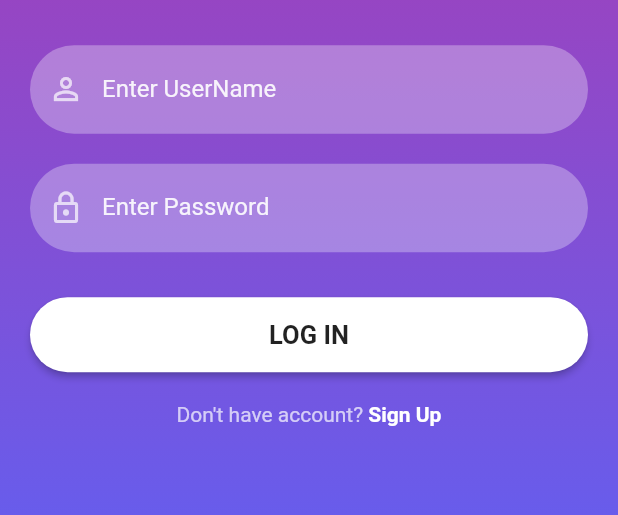
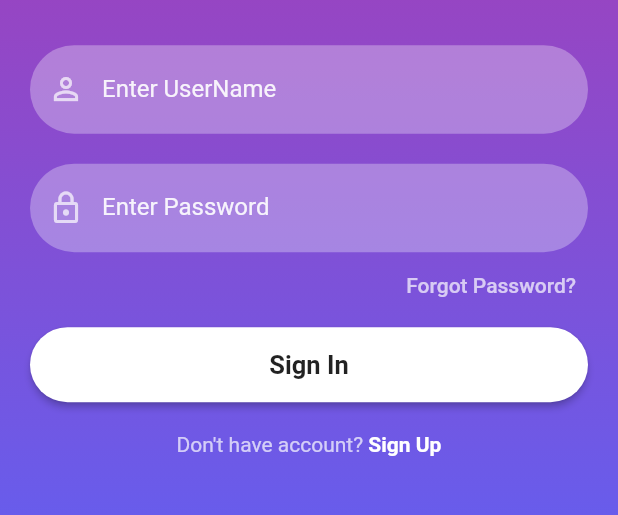
Before and after one commit to rohankr09/Be-Safe-App, a Flutter app: the screen it shows after launch, on a phone screen of 412 x 824 dp, the part 607-1122 px from its top. Run offline on Flutter 3.47's test engine with Material 2 defaults, Android fonts, the phone set to English and light mode, and no system bars; our stand-ins replace firebase_auth, firebase_core; accounts and stored records are empty.

Commit message:
New Updated

```diff
--- a/analysis_options.yaml
+++ b/analysis_options.yaml
@@ -22,8 +22,8 @@
   # `// ignore_for_file: name_of_lint` syntax on the line or in the file
   # producing the lint.
   rules:
-    # avoid_print: false  # Uncomment to disable the `avoid_print` rule
-    # prefer_single_quotes: true  # Uncomment to enable the `prefer_single_quotes` rule
+  # avoid_print: false  # Uncomment to disable the `avoid_print` rule
+  # prefer_single_quotes: true  # Uncomment to enable the `prefer_single_quotes` rule
 
 # Additional information about this file can be found at
 # https://dart.dev/guides/language/analysis-options
--- a/lib/main.dart
+++ b/lib/main.dart
@@ -15,7 +15,8 @@
   @override
   Widget build(BuildContext context) {
     return MaterialApp(
-      title: 'Flutter Demo',
+      title: 'Be Safe',
+      debugShowCheckedModeBanner: false,
       theme: ThemeData(
         // This is the theme of your application.
         //
--- a/lib/reusable_widgets/reusable_widgets.dart
+++ b/lib/reusable_widgets/reusable_widgets.dart
@@ -39,8 +39,8 @@
   );
 }
 
-Container signInSignUpButton(
-    BuildContext context, bool isLogin, Function onTap) {
+Container firebaseButton(
+    BuildContext context, String title, Function onTap) {
   return Container(
       width: MediaQuery
           .of(context)
@@ -54,7 +54,7 @@
           onTap();
         },
         child: Text(
-          isLogin ? 'LOG IN' : 'SIGN UP',
+          title,
           style: const TextStyle(
               color: Colors.black87, fontWeight: FontWeight.bold, fontSize: 17),
         ),
--- a/lib/screens/signin_screen.dart
+++ b/lib/screens/signin_screen.dart
@@ -1,4 +1,5 @@
 import 'package:besafe/screens/home_screen.dart';
+import 'package:besafe/screens/reset_password.dart';
 import 'package:besafe/screens/signup_screen.dart';
 import 'package:besafe/screens/utils/colors_utils.dart';
 import 'package:firebase_auth/firebase_auth.dart';
@@ -34,20 +35,21 @@
               child: Column(
                 children: <Widget>[
                   logoWidget("assets/images/logo1.png"),
-                  SizedBox(
+                  const SizedBox(
                     height: 30,
                   ),
                   reusableTextField("Enter UserName", Icons.person_outline, false,
                       _emailTextController),
-                  SizedBox(
+                  const SizedBox(
                     height: 20,
                   ),
                   reusableTextField("Enter Password", Icons.lock_outline, true,
                       _passwordTextController),
-                  SizedBox(
-                    height: 20,
+                  const SizedBox(
+                    height: 5,
                   ),
-                  signInSignUpButton(context, true, () {
+                  forgotPassword(context),
+                  firebaseButton(context, "Sign In", () {
                     FirebaseAuth.instance.signInWithEmailAndPassword(
                         email: _emailTextController.text,
                         password: _passwordTextController.text)
@@ -86,4 +88,20 @@
       ],
     );
   }
+
+  Widget forgotPassword(BuildContext context) {
+    return Container(
+        width: MediaQuery.of(context).size.width,
+    height: 35,
+    alignment: Alignment.bottomRight,
+    child: TextButton(
+      child: const Text(
+        "Forgot Password?",
+      style: TextStyle(color: Colors.white70),
+      textAlign: TextAlign.right,
+    ),
+    onPressed: () => Navigator.push(context, MaterialPageRoute(builder: (context) => ResetPassword())),
+    ),
+    );
+  }
 }
--- a/lib/screens/signup_screen.dart
+++ b/lib/screens/signup_screen.dart
@@ -60,7 +60,7 @@
                       const SizedBox(
                         height: 20,
                       ),
-                      signInSignUpButton(context, false, () {
+                      firebaseButton(context, "Sign Up", () {
                         FirebaseAuth.instance.createUserWithEmailAndPassword(
                             email: _emailTextController.text,
                             password: _passwordTextController.text)
```
Also changed, not shown: lib/screens/reset_password.dart (+61 -0 lines).
